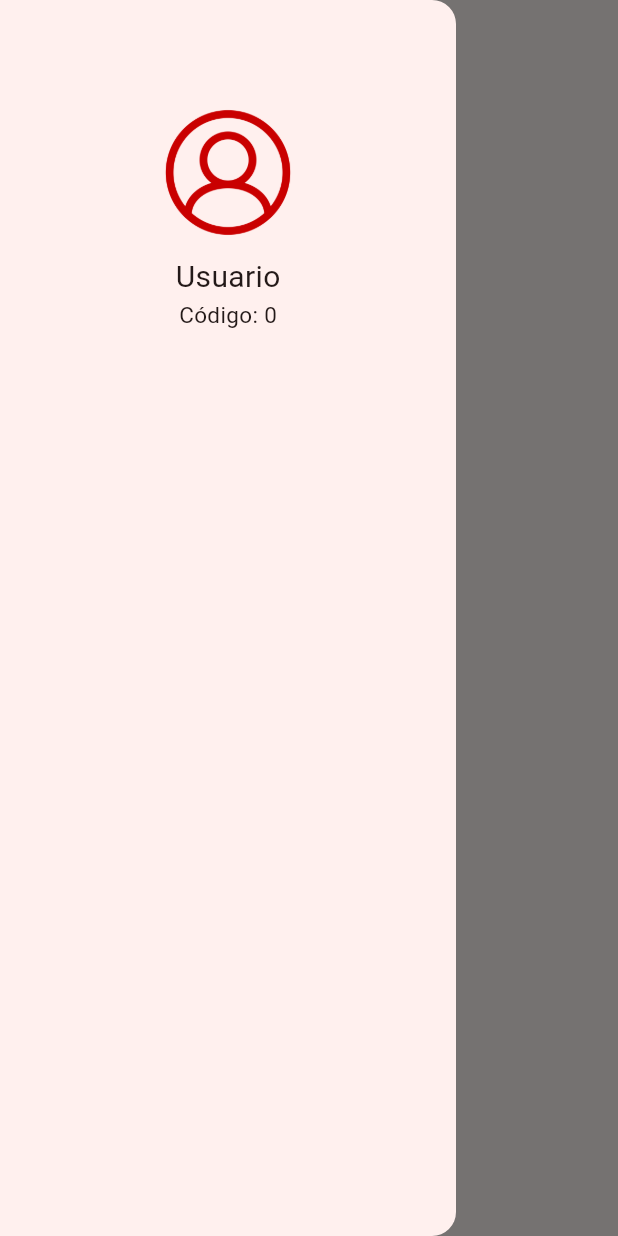
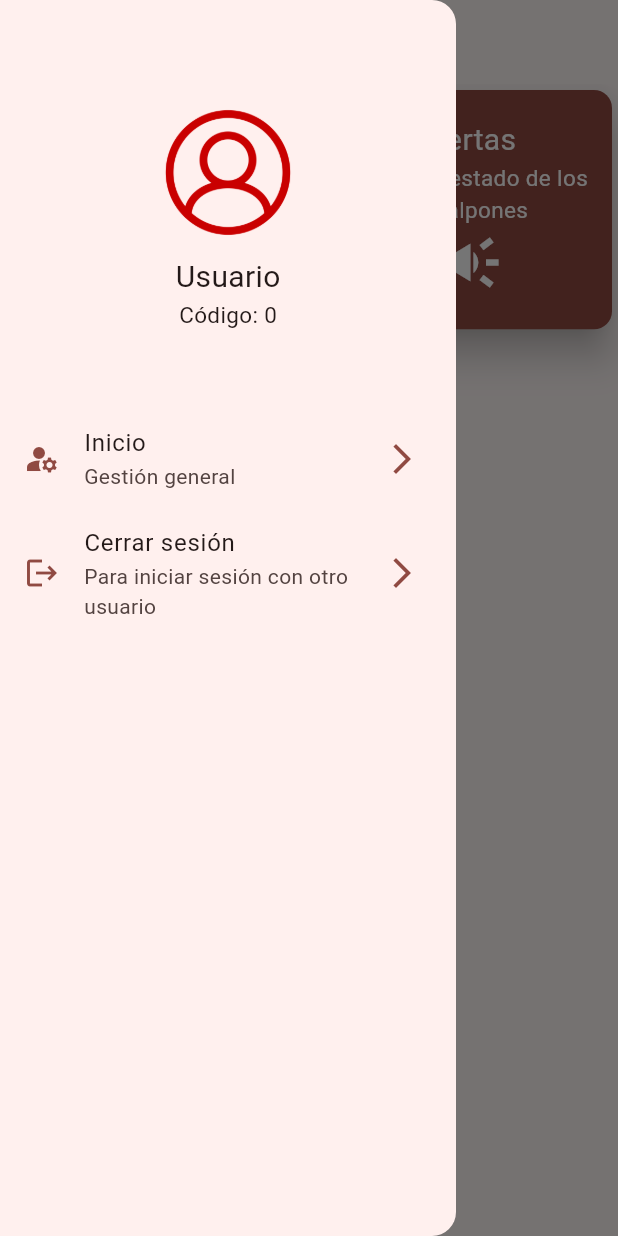
Before and after one commit to DarioSuarezL/app_avicola, a Flutter app: the HomeScreen screen opened by its route, with the side drawer open, on a phone screen of 412 x 824 dp. Run offline on Flutter 3.47's test engine with Material 2 defaults, Android fonts, the light colour scheme and no system bars; our stand-ins replace go_router.

Commit message:
tercer commit - (diseño) homescreen y drawer finalizados

```diff
--- a/lib/config/menu/drawer_items.dart
+++ b/lib/config/menu/drawer_items.dart
@@ -0,0 +1,34 @@
+import 'package:flutter/material.dart';
+
+class DrawerItem{
+  final String title;
+  final String subTitle;
+  final String link;
+  final IconData icon;
+  final String routeName;
+
+  const DrawerItem({
+    required this.title,
+    required this.subTitle,
+    required this.link,
+    required this.icon,
+    required this.routeName,
+  });
+}
+
+const appDrawerItems = <DrawerItem>[
+  DrawerItem(
+    title: 'Inicio',
+    subTitle: 'Gestión general',
+    link: '/home',
+    icon: Icons.manage_accounts,
+    routeName: 'home_screen'
+  ),
+  DrawerItem(
+    title: 'Cerrar sesión',
+    subTitle: 'Para iniciar sesión con otro usuario',
+    link: '/login',
+    icon: Icons.logout,
+    routeName: 'login_screen'
+  ),
+];
--- a/lib/config/menu/menu_items.dart
+++ b/lib/config/menu/menu_items.dart
@@ -15,22 +15,22 @@ class MenuItem{
     required this.icon,
     required this.routeName,
   });
-
 }
 
-const MenuItems = <MenuItem>[
+const appMenuItems = <MenuItem>[
   MenuItem(
-    title: 'Inicio',
-    subTitle: 'Gestión general',
-    link: '/home',
-    icon: Icons.manage_accounts,
-    routeName: 'home_screen'
+    title: 'Galpones',
+    subTitle: 'Gestionar galpones',
+    link: '/galpones',
+    icon: Icons.home_filled,
+    routeName: 'galpones_screen'
   ),
   MenuItem(
-    title: 'Cerrar sesión',
-    subTitle: '',
-    link: '/login',
-    icon: Icons.manage_accounts,
-    routeName: 'login_screen'
+    title: 'Alertas',
+    subTitle: 'Alertas de estado de los distintos galpones',
+    link: '/alertas',
+    icon: Icons.campaign,
+    routeName: 'alertas_screen'
   ),
+
 ];
--- /dev/null
+++ b/lib/presentation/screens/auth/custom_drawer.dart
@@ -0,0 +1,80 @@
+import 'package:flutter/material.dart';
+import 'package:go_router/go_router.dart';
+import 'package:app_avicola/config/menu/drawer_items.dart';
+
+class CustomDrawer extends StatelessWidget {
+  const CustomDrawer({
+    super.key,
+  });
+
+  @override
+  Widget build(BuildContext context) {
+    return const Drawer(
+      child: Column(
+        children: [
+          _DrawerHeader(),
+          Expanded(child: _DrawerBody())
+        ],
+      ),
+    );
+  }
+}
+
+class _DrawerBody extends StatelessWidget {
+  const _DrawerBody();
+
+  @override
+  Widget build(BuildContext context) {
+
+    final colors = Theme.of(context).colorScheme;
+
+    return ListView.builder(
+      itemCount: appDrawerItems.length,
+      itemBuilder: (context, index) => ListTile(
+        leading: Icon(appDrawerItems[index].icon, color: colors.primary,),
+        trailing: Icon(Icons.arrow_forward_ios, color: colors.primary),
+        title: Text(appDrawerItems[index].title),
+        subtitle: Text(appDrawerItems[index].subTitle),
+        onTap: () {
+          context.replaceNamed(appDrawerItems[index].routeName);
+        },
+      )
+    );
+  }
+}
+
+
+//Separate the header from the body
+
+
+
+class _DrawerHeader extends StatelessWidget {
+  const _DrawerHeader();
+
+  @override
+  Widget build(BuildContext context) {
+    return Padding(
+      padding: const EdgeInsets.fromLTRB(20.0, 70.0, 20.0, 50.0),
+      child: Column(
+        children: [
+          Center(
+            child: Image.asset(
+              'assets/default_user.png',
+              width: 90.0,
+              height: 90.0,
+            ),
+          ),
+          const SizedBox(height: 10.0),
+          const Text(
+            'Usuario',
+            style: TextStyle(fontSize: 20.0, fontWeight: FontWeight.w400),
+          ),
+          const Text(
+            'Código: 0',
+            style: TextStyle(fontSize: 15.0, fontWeight: FontWeight.w400),
+          )
+        ],
+      ),
+    );
+  }
+}
--- a/lib/presentation/screens/home_screen.dart
+++ b/lib/presentation/screens/home_screen.dart
@@ -1,4 +1,7 @@
+import 'package:app_avicola/config/menu/menu_items.dart';
+import 'package:app_avicola/presentation/screens/auth/custom_drawer.dart';
 import 'package:flutter/material.dart';
+import 'package:go_router/go_router.dart';
 
 class HomeScreen extends StatelessWidget {
 
@@ -12,44 +15,49 @@ class HomeScreen extends StatelessWidget {
         title: const Text('¡Bienvenido! Usuario'),
       ),
       body: const Center(
-        child: Text('Home Screen')
+        child: _HomeView()
       ),
-      drawer: Drawer(
-        child: ListView(
-          padding: const EdgeInsets.fromLTRB(20.0, 70.0, 20.0, 50.0),
-          children: const [
-            _DrawerHeader()
-          ],
+      drawer: const CustomDrawer(),
+    );
+  }
+}
+
+class _HomeView extends StatelessWidget {
+  const _HomeView();
+
+  @override
+  Widget build(BuildContext context) {
+
+    final colors = Theme.of(context).colorScheme;
+
+    return GridView.builder(
+      gridDelegate: const SliverGridDelegateWithFixedCrossAxisCount(
+        crossAxisCount: 2,
+        childAspectRatio: 1.2,
+        crossAxisSpacing: 10.0,
+        mainAxisSpacing: 10.0,
+      ),
+      itemCount: appMenuItems.length,
+      itemBuilder: (context, index) => GestureDetector(
+        child: Card(
+          color: colors.primary,
+          elevation: 10.0,
+          child: Padding(
+            padding: const EdgeInsets.all(10.0),
+            child: Column(
+              mainAxisAlignment: MainAxisAlignment.center,
+              children: <Widget>[
+                Text(appMenuItems[index].title, style: TextStyle(color: colors.onPrimary, fontSize: 20.0),),
+                Text(appMenuItems[index].subTitle, style: TextStyle(color: colors.onPrimary, fontSize: 15.0),),
+                Icon(appMenuItems[index].icon, color: colors.onPrimary, size: 50.0,)
+              ],
+            ),
+          ),
         ),
+        onTap: () {
+          // context.pushNamed(appMenuItems[index].routeName);
+        },
       ),
     );
   }
 }
-
-class _DrawerHeader extends StatelessWidget {
-  const _DrawerHeader();
-
-  @override
-  Widget build(BuildContext context) {
-    return Column(
-      children: [
-        Center(
-          child: Image.asset(
-            'assets/default_user.png',
-            width: 90.0,
-            height: 90.0,
-          ),
-        ),
-        const SizedBox(height: 10.0),
-        const Text(
-          'Usuario',
-          style: TextStyle(fontSize: 20.0, fontWeight: FontWeight.w400),
-        ),
-        const Text(
-          'Código: 0',
-          style: TextStyle(fontSize: 15.0, fontWeight: FontWeight.w400),
-        )
-      ],
-    );
-  }
-}
```
